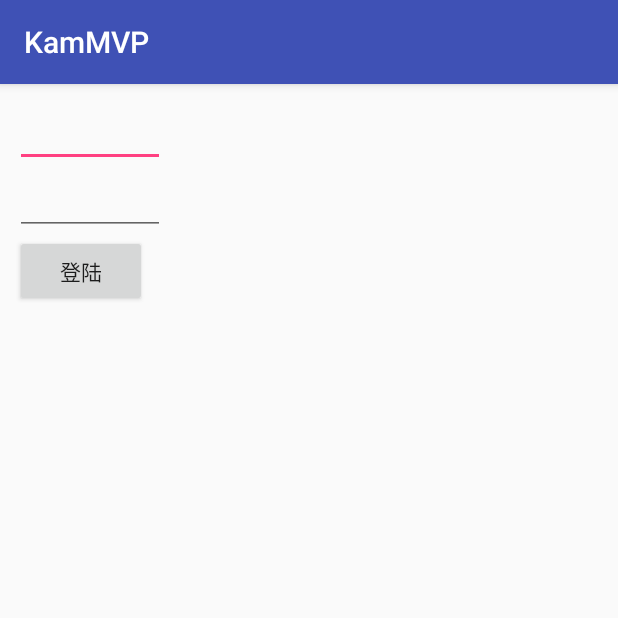
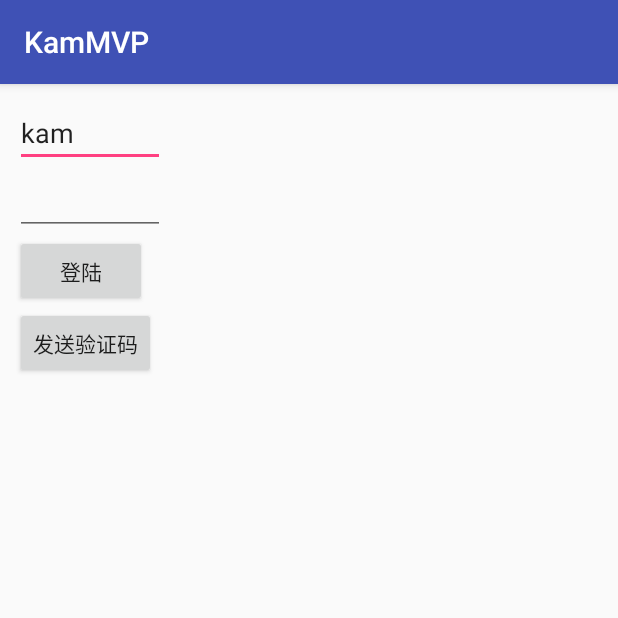
Before and after one commit to kam520c/kam_mvp-retrofit-dagger2-rxJava, an Android app: the screen it shows after launch (LoginActivity), after a tap on "登陆", on a phone screen of 412 x 824 dp, the top half of it. Run offline under Robolectric (Android 15) with nearby library versions, the phone set to English and light mode, and no system bars; our stand-ins replace ButterKnife, Dagger/Hilt's generated code, data binding; 1 statement that could not run was skipped.

```diff
--- a/app/src/main/java/com/kammvp/interactor/LoginInteractor.java
+++ b/app/src/main/java/com/kammvp/interactor/LoginInteractor.java
@@ -1,5 +1,7 @@
 package com.kammvp.interactor;
 
 public interface LoginInteractor extends BaseInteractor {
+    boolean verifyUserName(String name);
 
+    boolean verifyPassword(String password);
 }
--- a/app/src/main/java/com/kammvp/interactor/impl/LoginInteractorImpl.java
+++ b/app/src/main/java/com/kammvp/interactor/impl/LoginInteractorImpl.java
@@ -1,6 +1,7 @@
 package com.kammvp.interactor.impl;
 
 import com.kammvp.interactor.LoginInteractor;
+import com.kammvp.utils.InputUtils;
 
 import javax.inject.Inject;
 
@@ -9,4 +10,14 @@ public final class LoginInteractorImpl implements LoginInteractor {
     public LoginInteractorImpl() {
 
     }
+
+    @Override
+    public boolean verifyUserName(String name) {
+        return InputUtils.verifyUserName(name);
+    }
+
+    @Override
+    public boolean verifyPassword(String password) {
+        return InputUtils.verifyPassword(password);
+    }
 }
--- a/app/src/main/java/com/kammvp/presenter/LoginPresenter.java
+++ b/app/src/main/java/com/kammvp/presenter/LoginPresenter.java
@@ -1,5 +1,5 @@
 package com.kammvp.presenter;
 
-public interface LoginPresenter extends BasePresenter {
-
+public abstract class LoginPresenter implements BasePresenter {
+    public abstract void loginUser(String name, String psd);
 }
--- a/app/src/main/java/com/kammvp/presenter/impl/LoginPresenterImpl.java
+++ b/app/src/main/java/com/kammvp/presenter/impl/LoginPresenterImpl.java
@@ -11,7 +11,7 @@ import com.kammvp.view.LoginView;
 
 import javax.inject.Inject;
 
-public final class LoginPresenterImpl implements LoginPresenter {
+public final class LoginPresenterImpl extends LoginPresenter {
     /**
      * The view
      */
@@ -53,16 +53,13 @@ public final class LoginPresenterImpl implements LoginPresenter {
 
     }
 
+    @Override
     public void loginUser(String name, String psd) {
-        if (name.equals(user.getUserName()) && psd.equals(user.getPassword())) {
+        Log.e("==name=", "click loginUser");
+        if (mInteractor.verifyUserName(name) && mInteractor.verifyPassword(psd)) {
             mView.loginSuccess();
         } else {
             mView.showErrorMsg();
         }
     }
-    public void showText(){
-        Log.e("==name=",user.getUserName()+"");
-        Log.e("==psd=",user.getPassword()+"");
-        mView.showText();
-    }
 }
--- /dev/null
+++ b/app/src/main/java/com/kammvp/utils/InputUtils.java
@@ -0,0 +1,31 @@
+package com.kammvp.utils;
+
+
+import android.text.TextUtils;
+
+import java.util.regex.Matcher;
+import java.util.regex.Pattern;
+
+public class InputUtils {
+    private static boolean isMobileNumber(String mobile) {
+        Pattern p = Pattern.compile("^0?(13[0-9]|15[012356789]|18[0-9]|14[57]|17[0678])[0-9]{8}$");
+        Matcher m = p.matcher(mobile);
+        return m.matches();
+    }
+
+    public static boolean verifyMobile(String username) {
+        return !(TextUtils.isEmpty(username) || username.length() != 11 || !isMobileNumber(username));
+    }
+
+    public static boolean verifyUserName(String username) {
+        return !(TextUtils.isEmpty(username) || username.length() > 7);
+    }
+
+    public static boolean verifyPassword(String password) {
+        return !(TextUtils.isEmpty(password) || password.length() < 6 || password.length() > 20);
+    }
+
+    public static boolean verifyCaptcha(String captcha) {
+        return !(TextUtils.isEmpty(captcha) || captcha.length() != 4);
+    }
+}
--- a/app/src/main/java/com/kammvp/view/LoginView.java
+++ b/app/src/main/java/com/kammvp/view/LoginView.java
@@ -6,5 +6,4 @@ import android.support.annotation.UiThread;
 public interface LoginView {
     void showErrorMsg();
     void loginSuccess();
-    void showText();
 }
--- a/app/src/main/java/com/kammvp/view/impl/LoginActivity.java
+++ b/app/src/main/java/com/kammvp/view/impl/LoginActivity.java
@@ -1,17 +1,18 @@
 package com.kammvp.view.impl;
 
 import android.content.Intent;
+import android.databinding.DataBindingUtil;
 import android.os.Bundle;
 import android.support.annotation.NonNull;
-import android.view.View;
-import android.widget.Button;
 import android.widget.EditText;
 import android.widget.Toast;
 
 import com.kammvp.R;
+import com.kammvp.databinding.ActivityLoginBinding;
 import com.kammvp.injection.AppComponent;
 import com.kammvp.injection.DaggerLoginViewComponent;
 import com.kammvp.injection.LoginViewModule;
+import com.kammvp.model.User;
 import com.kammvp.presenter.BasePresenter;
 import com.kammvp.presenter.impl.LoginPresenterImpl;
 import com.kammvp.view.LoginView;
@@ -27,24 +28,30 @@ public final class LoginActivity extends BaseActivity implements LoginView {
 
     @InjectView(R.id.ed_login_name)
     EditText edLoginName;
-    @InjectView(R.id.ed_login_password)
-    EditText edLoginPassword;
-    @InjectView(R.id.btn_login_login)
-    Button btnLoginLogin;
+//    @InjectView(R.id.ed_login_password)
+//    EditText edLoginPassword;
+//    @InjectView(R.id.btn_login_login)
+//    Button btnLoginLogin;
+//    @InjectView(R.id.btn_login_sendCode)
+//    Button btnLoginSendCode;
 
+    ActivityLoginBinding mLoginBinding;
 
     @Override
     protected void onCreate(Bundle savedInstanceState) {
         super.onCreate(savedInstanceState);
-        setContentView(R.layout.activity_login);
+        mLoginBinding= DataBindingUtil.setContentView(this,R.layout.activity_login);
+        mLoginBinding.setPresenter(mPresenter);
+        User user=new User();
+        user.setUserName("kam");
+        mLoginBinding.setUserModel(user);
         ButterKnife.inject(this);
-        mPresenter.showText();
-        btnLoginLogin.setOnClickListener(new View.OnClickListener() {
-            @Override
-            public void onClick(View view) {
-                mPresenter.loginUser(edLoginName.getText().toString(), edLoginPassword.getText().toString());
-            }
-        });
+//        btnLoginLogin.setOnClickListener(new View.OnClickListener() {
+//            @Override
+//            public void onClick(View view) {
+//                mPresenter.loginUser(edLoginName.getText().toString(), edLoginPassword.getText().toString());
+//            }
+//        });
     }
 
     @Override
@@ -72,8 +79,4 @@ public final class LoginActivity extends BaseActivity implements LoginView {
         Toast.makeText(this, R.string.login_success, Toast.LENGTH_LONG).show();
     }
 
-    @Override
-    public void showText() {
-        edLoginName.setText("kam");
-    }
 }
--- a/app/src/main/res/layout/activity_login.xml
+++ b/app/src/main/res/layout/activity_login.xml
@@ -1,7 +1,20 @@
 <?xml version="1.0" encoding="utf-8"?>
-<LinearLayout xmlns:android="http://schemas.android.com/apk/res/android"
-    xmlns:app="http://schemas.android.com/apk/res-auto"
-    xmlns:tools="http://schemas.android.com/tools"
+<layout xmlns:android="http://schemas.android.com/apk/res/android"
+    xmlns:tools="http://schemas.android.com/tools">
+
+    <data>
+
+        <variable
+            name="presenter"
+            type="com.kammvp.presenter.LoginPresenter" />
+
+        <variable
+            name="userModel"
+            type="com.kammvp.model.User" />
+
+    </data>
+
+    <LinearLayout
         android:layout_width="match_parent"
         android:layout_height="match_parent"
         android:orientation="vertical"
@@ -10,17 +23,27 @@
         <EditText
             android:id="@+id/ed_login_name"
             android:layout_width="100dp"
-        android:layout_height="wrap_content" />
+            android:layout_height="wrap_content"
+            android:text="@={userModel.userName}" />
 
         <EditText
             android:id="@+id/ed_login_password"
             android:layout_width="100dp"
-        android:layout_height="wrap_content" />
+            android:layout_height="wrap_content"
+            android:text="@={userModel.password}" />
 
         <Button
             android:id="@+id/btn_login_login"
             android:layout_width="wrap_content"
             android:layout_height="wrap_content"
+            android:onClick="@{()->presenter.loginUser(userModel.userName,userModel.password)}"
             android:text="@string/btn_login_login" />
 
+        <Button
+            android:id="@+id/btn_login_sendCode"
+            android:layout_width="wrap_content"
+            android:layout_height="wrap_content"
+            android:text="@string/btn_login_sendCode" />
+
     </LinearLayout>
+</layout>
--- a/app/src/main/res/values/strings.xml
+++ b/app/src/main/res/values/strings.xml
@@ -3,4 +3,5 @@
     <string name="btn_login_login">登陆</string>
     <string name="login_password_worng">用户名或密码不正确</string>
     <string name="login_success">登陆成功</string>
+    <string name="btn_login_sendCode">发送验证码</string>
 </resources>
--- a/build.gradle
+++ b/build.gradle
@@ -6,7 +6,7 @@ buildscript {
         jcenter()
     }
     dependencies {
-        classpath 'com.android.tools.build:gradle:2.1.0'
+        classpath 'com.android.tools.build:gradle:2.2.0'
         classpath 'com.neenbedankt.gradle.plugins:android-apt:1.8'
         // NOTE: Do not place your application dependencies here; they belong
         // in the individual module build.gradle files
```
Also changed, not shown: app/build.gradle (+8 -0 lines), dependencies.gradle (+16 -0 lines), gradle/wrapper/gradle-wrapper.properties. Lines whose indentation alone changed are shown as unchanged.
